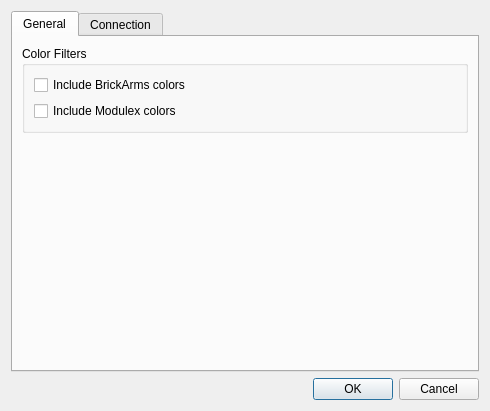
First picture: the form in settingsdialog.ui, repository geertdaelemans/BrickManager, before the edit.
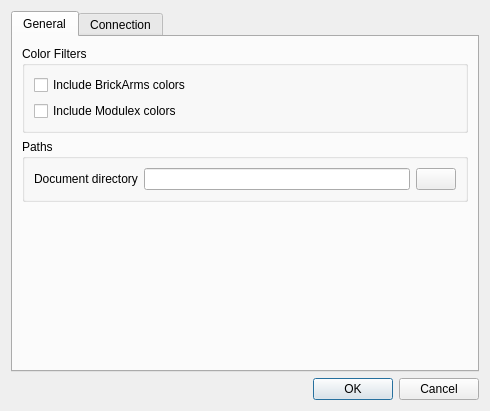
Second picture: the form after the edit. Icons and pictures are not drawn.

Commit message: Added document path to settings dialog.

Diff of the .ui file:
```diff
--- a/settingsdialog.ui
+++ b/settingsdialog.ui
@@ -55,6 +55,43 @@
            </layout>
           </widget>
          </item>
+         <item>
+          <widget class="QGroupBox" name="Paths">
+           <property name="title">
+            <string>Paths</string>
+           </property>
+           <layout class="QVBoxLayout" name="verticalLayout_8">
+            <item>
+             <layout class="QHBoxLayout" name="layDocumentDir">
+              <item>
+               <widget class="QLabel" name="lblDocumentDir">
+                <property name="text">
+                 <string>Document directory</string>
+                </property>
+               </widget>
+              </item>
+              <item>
+               <widget class="QLineEdit" name="documentDir"/>
+              </item>
+              <item>
+               <widget class="QPushButton" name="btnDocumentDir">
+                <property name="focusPolicy">
+                 <enum>Qt::NoFocus</enum>
+                </property>
+                <property name="text">
+                 <string/>
+                </property>
+                <property name="icon">
+                 <iconset resource="images.qrc">
+                  <normaloff>:/icons/images/22x22/file_open.png</normaloff>:/icons/images/22x22/file_open.png</iconset>
+                </property>
+               </widget>
+              </item>
+             </layout>
+            </item>
+           </layout>
+          </widget>
+         </item>
          <item>
           <spacer name="verticalSpacer">
            <property name="orientation">
```
Left out of the diff: 6 changed lines with no effect on the pictures. The commit also changes 8 other files.
